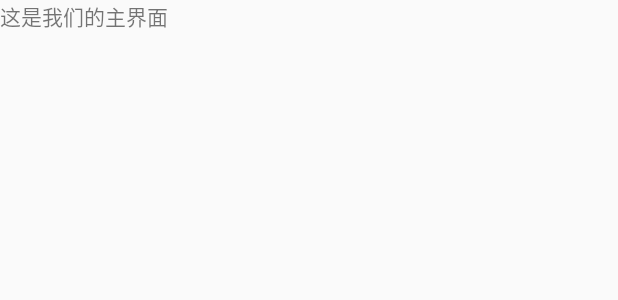
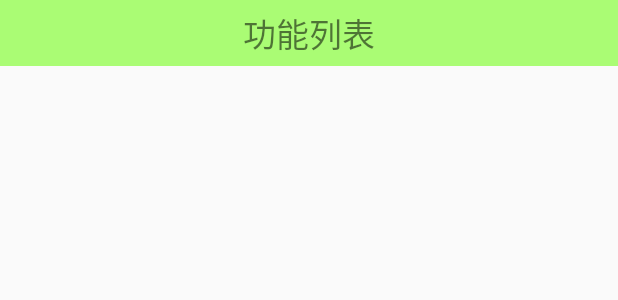
Before and after one commit to qiangzhouliang/Mobilesafe, an Android app: the layout activity_home.xml on its own in the app's theme, with its tools: preview values and no code run, on a phone screen of 412 x 824 dp. Shown: the top 300 px of the screen. Run offline under Robolectric (Android 15) with nearby library versions, the phone set to English and light mode, and no system bars.

Commit message:
添加item_home.xml

```diff
--- a/app/src/main/res/layout/activity_home.xml
+++ b/app/src/main/res/layout/activity_home.xml
@@ -1,15 +1,34 @@
 <?xml version="1.0" encoding="utf-8"?>
-<RelativeLayout xmlns:android="http://schemas.android.com/apk/res/android"
+<LinearLayout xmlns:android="http://schemas.android.com/apk/res/android"
     xmlns:tools="http://schemas.android.com/tools"
     android:layout_width="match_parent"
     android:layout_height="match_parent"
-    tools:context="com.qzl.shoujiweishi.HomeActivity">
+    tools:context="com.qzl.shoujiweishi.HomeActivity"
+    android:orientation="vertical">
+    <!--layout_gravity : 设置控件在父控件中的位置
+        gravity ： 设置控件内的内容位置
+        layout_marginTop : 距离某控件的距离
+        paddingTop ：距离控件内边框的距离,距离textView控件内顶边框的距离
+    -->
 
     <TextView
-        android:layout_width="wrap_content"
+        android:layout_width="match_parent"
         android:layout_height="wrap_content"
-        android:text="这是我们的主界面"
+        android:text="功能列表"
         android:id="@+id/textView"
-        android:layout_alignParentTop="true"
-        android:layout_alignParentStart="true" />
-</RelativeLayout>
+        android:background="#8866ff00"
+        android:gravity="center_horizontal"
+        android:textSize="22sp"
+        android:paddingTop="5dp"
+        android:paddingBottom="5dp"/>
+
+    <!--
+        numColumns:设置每行显示的个数
+
+    -->
+    <GridView
+        android:layout_width="match_parent"
+        android:layout_height="match_parent"
+        android:id="@+id/gridView_home_gridview"
+        android:numColumns="3"/>
+</LinearLayout>
--- /dev/null
+++ b/app/src/main/res/layout/item_home.xml
@@ -0,0 +1,6 @@
+<?xml version="1.0" encoding="utf-8"?>
+<LinearLayout xmlns:android="http://schemas.android.com/apk/res/android"
+    android:layout_width="match_parent"
+    android:layout_height="match_parent">
+
+</LinearLayout>
```
Also changed, not shown: app/src/main/java/com/qzl/shoujiweishi/HomeActivity.java (+40 -0 lines).
